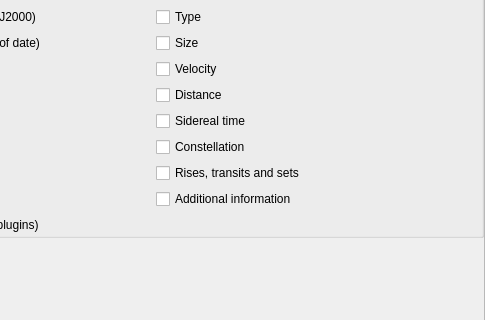
First picture: the form in src/gui/configurationDialog.ui, repository 519984307/stellarium_src, before the edit; both pictures show x 179 to 664 and y 208 to 528 of the 664 by 634 pixel window.
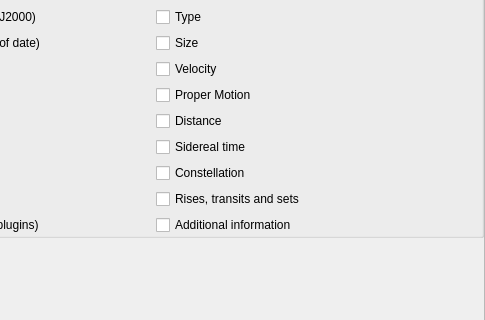
Second picture: the form after the edit. The open tabs and pages were chosen to show the change. Icons and pictures are not drawn. Custom widgets are drawn as their Qt base class.

Commit message:
Display hourly proper motion of solar system objects (#957)
- Define new ProperMotion InfoStringGroup flag, and adapt GUI, settings and StarWrapper
- Add hourly proper motion for planets, minor planets and comets
- also improved readability (HTML symbol syntax instead of Unicode char numbers)

Patch:
```diff
--- a/src/gui/configurationDialog.ui
+++ b/src/gui/configurationDialog.ui
@@ -741,16 +741,6 @@
                </attribute>
               </widget>
              </item>
-             <item row="6" column="1">
-              <widget class="QCheckBox" name="checkBoxDistance">
-               <property name="text">
-                <string>Distance</string>
-               </property>
-               <attribute name="buttonGroup">
-                <string notr="true">buttonGroupDisplayedFields</string>
-               </attribute>
-              </widget>
-             </item>
              <item row="11" column="0">
               <widget class="QCheckBox" name="checkBoxSupergalacticCoordinates">
                <property name="text">
@@ -761,19 +751,6 @@
                </attribute>
               </widget>
              </item>
-             <item row="11" column="1">
-              <widget class="QCheckBox" name="checkBoxExtra">
-               <property name="toolTip">
-                <string>Spectral class, nebula type, etc.</string>
-               </property>
-               <property name="text">
-                <string>Additional information</string>
-               </property>
-               <attribute name="buttonGroup">
-                <string notr="true">buttonGroupDisplayedFields</string>
-               </attribute>
-              </widget>
-             </item>
              <item row="5" column="0">
               <widget class="QCheckBox" name="checkBoxHourAngle">
                <property name="toolTip">
@@ -813,42 +790,6 @@
                </attribute>
               </widget>
              </item>
-             <item row="9" column="1">
-              <widget class="QCheckBox" name="checkBoxRTSTime">
-               <property name="toolTip">
-                <string>Show time of rise, transit and set of celestial object</string>
-               </property>
-               <property name="text">
-                <string>Rises, transits and sets</string>
-               </property>
-               <attribute name="buttonGroup">
-                <string notr="true">buttonGroupDisplayedFields</string>
-               </attribute>
-              </widget>
-             </item>
-             <item row="7" column="1">
-              <widget class="QCheckBox" name="checkBoxSiderealTime">
-               <property name="text">
-                <string>Sidereal time</string>
-               </property>
-               <attribute name="buttonGroup">
-                <string notr="true">buttonGroupDisplayedFields</string>
-               </attribute>
-              </widget>
-             </item>
-             <item row="8" column="1">
-              <widget class="QCheckBox" name="checkBoxConstellation">
-               <property name="toolTip">
-                <string>3-letter IAU constellation abbreviation</string>
-               </property>
-               <property name="text">
-                <string>Constellation</string>
-               </property>
-               <attribute name="buttonGroup">
-                <string notr="true">buttonGroupDisplayedFields</string>
-               </attribute>
-              </widget>
-             </item>
              <item row="6" column="0">
               <widget class="QCheckBox" name="checkBoxAltAz">
                <property name="toolTip">
@@ -971,6 +912,78 @@
                </attribute>
               </widget>
              </item>
+             <item row="12" column="1">
+              <widget class="QCheckBox" name="checkBoxExtra">
+               <property name="toolTip">
+                <string>Spectral class, nebula type, etc.</string>
+               </property>
+               <property name="text">
+                <string>Additional information</string>
+               </property>
+               <attribute name="buttonGroup">
+                <string notr="true">buttonGroupDisplayedFields</string>
+               </attribute>
+              </widget>
+             </item>
+             <item row="11" column="1">
+              <widget class="QCheckBox" name="checkBoxRTSTime">
+               <property name="toolTip">
+                <string>Show time of rise, transit and set of celestial object</string>
+               </property>
+               <property name="text">
+                <string>Rises, transits and sets</string>
+               </property>
+               <attribute name="buttonGroup">
+                <string notr="true">buttonGroupDisplayedFields</string>
+               </attribute>
+              </widget>
+             </item>
+             <item row="9" column="1">
+              <widget class="QCheckBox" name="checkBoxConstellation">
+               <property name="toolTip">
+                <string>3-letter IAU constellation abbreviation</string>
+               </property>
+               <property name="text">
+                <string>Constellation</string>
+               </property>
+               <attribute name="buttonGroup">
+                <string notr="true">buttonGroupDisplayedFields</string>
+               </attribute>
+              </widget>
+             </item>
+             <item row="8" column="1">
+              <widget class="QCheckBox" name="checkBoxSiderealTime">
+               <property name="text">
+                <string>Sidereal time</string>
+               </property>
+               <attribute name="buttonGroup">
+                <string notr="true">buttonGroupDisplayedFields</string>
+               </attribute>
+              </widget>
+             </item>
+             <item row="7" column="1">
+              <widget class="QCheckBox" name="checkBoxDistance">
+               <property name="text">
+                <string>Distance</string>
+               </property>
+               <attribute name="buttonGroup">
+                <string notr="true">buttonGroupDisplayedFields</string>
+               </attribute>
+              </widget>
+             </item>
+             <item row="6" column="1">
+              <widget class="QCheckBox" name="checkBoxProperMotion">
+               <property name="toolTip">
+                <string>Annual proper motion (stars) or hourly motion (solar system objects)</string>
+               </property>
+               <property name="text">
+                <string>Proper Motion</string>
+               </property>
+               <attribute name="buttonGroup">
+                <string notr="true">buttonGroupDisplayedFields</string>
+               </attribute>
+              </widget>
+             </item>
             </layout>
            </widget>
           </item>
```
The commit also changes 8 other files.
